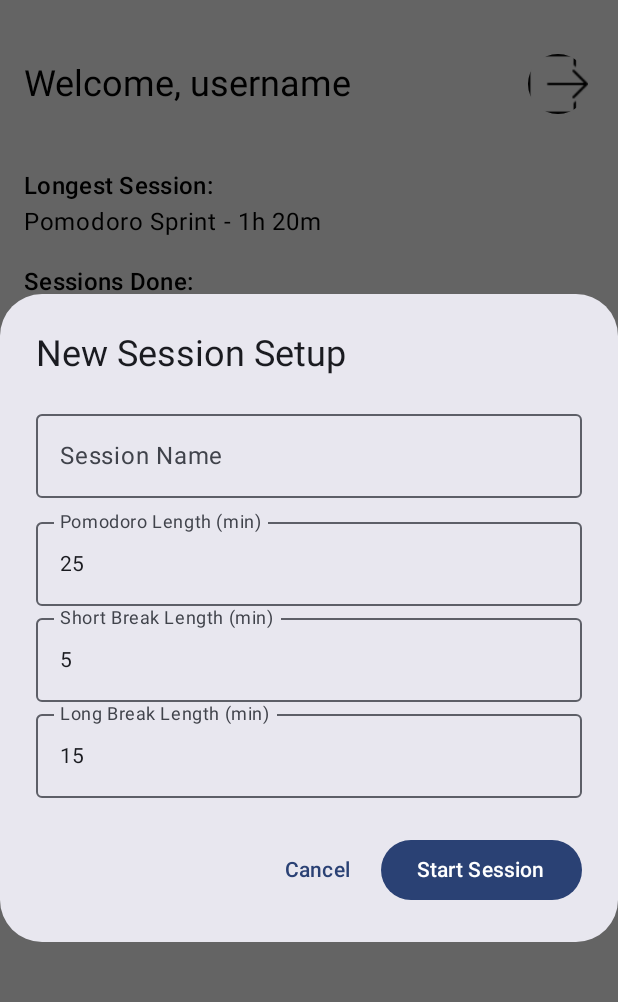
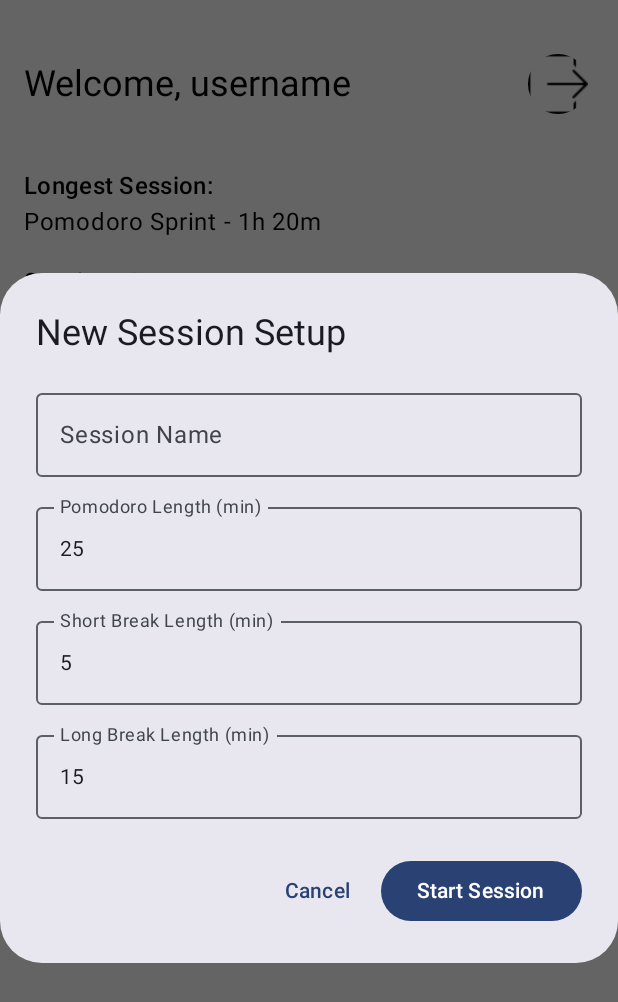
Before and after one commit to MackleeGit/PomodoroProject, an Android app built with Jetpack Compose: the DashboardScreen screen opened through its navigation route, after a tap on "Start New Session", on a phone screen of 412 x 824 dp. Shown: the top 1002 px of the screen. Run offline under Robolectric (Android 15) with nearby library versions, the phone set to English and light mode, and no system bars; our stand-ins replace Firebase (no records; nobody signed in at launch, a user with empty details on screens opened directly).

Commit message:
Improved SessionScreen.kt

```diff
--- a/app/src/main/java/com/example/pomodoroproject/models/Session.kt
+++ b/app/src/main/java/com/example/pomodoroproject/models/Session.kt
@@ -19,6 +19,7 @@ class Session {
     var timer: Int = 0
 
     var isPaused: Boolean = true
+    var isCountdown: Boolean = false
     var sessionActive: Boolean = false
 
     constructor()
--- a/app/src/main/java/com/example/pomodoroproject/screens/DashboardScreen.kt
+++ b/app/src/main/java/com/example/pomodoroproject/screens/DashboardScreen.kt
@@ -12,6 +12,8 @@ import androidx.compose.ui.platform.LocalContext
 import androidx.compose.ui.tooling.preview.Preview
 import androidx.compose.ui.res.painterResource
 import androidx.compose.ui.text.style.TextAlign
+import androidx.compose.ui.text.input.KeyboardType
+import androidx.compose.foundation.text.KeyboardOptions
 import androidx.compose.ui.unit.dp
 import androidx.navigation.NavHostController
 import androidx.navigation.compose.rememberNavController
@@ -27,6 +29,7 @@ fun DashboardScreen(navHostController: NavHostController) {
     val authRepository = AuthRepository(navHostController, context)
     var showLogoutDialog by remember { mutableStateOf(false) }
     var showSessionInitDialog by remember { mutableStateOf(false) }
+
 
     Column(modifier = Modifier.fillMaxSize()) {
         Spacer(modifier = Modifier.height(16.dp))
@@ -109,21 +112,83 @@ fun DashboardScreen(navHostController: NavHostController) {
             }
         }
 
+        var sessionName by remember { mutableStateOf("") }
+        var pomoTimeInput by remember { mutableStateOf("25") }
+        var shortBreakInput by remember { mutableStateOf("5") }
+        var longBreakInput by remember { mutableStateOf("15") }
+
         if (showSessionInitDialog) {
-            SessionInitDialog(
-                onDismiss = { showSessionInitDialog = false },
-                onStart = { sessionName, pomo, short, long ->
-                    val sessionId = System.currentTimeMillis().toString()
-                    var userId = 1
-                    //val userId = authRepository.getUserId()
+            AlertDialog(
+                onDismissRequest = { showSessionInitDialog = false },
+                confirmButton = {
+                    Button(
+                        onClick = {
+                            val pomo = pomoTimeInput.toIntOrNull() ?: 25
+                            val short = shortBreakInput.toIntOrNull() ?: 5
+                            val long = longBreakInput.toIntOrNull() ?: 15
+                            if (sessionName.isNotBlank()) {
+                                val sessionId = System.currentTimeMillis().toString()
+                                val userId = 1 // Replace with auth logic if needed
+                                navHostController.navigate(
+                                    "start_session/${sessionId}/${sessionName}/${userId}/${pomo}/${short}/${long}"
+                                )
+                                showSessionInitDialog = false
+                            }
+                        }
+                    ) {
+                        Text("Start Session")
+                    }
+                },
+                dismissButton = {
+                    TextButton(onClick = { showSessionInitDialog = false }) {
+                        Text("Cancel")
+                    }
+                },
+                title = { Text("New Session Setup") },
+                text = {
+                    Column {
+                        OutlinedTextField(
+                            value = sessionName,
+                            onValueChange = { sessionName = it },
+                            label = { Text("Session Name") },
+                            singleLine = true,
+                            modifier = Modifier.fillMaxWidth()
+                        )
 
+                        Spacer(modifier = Modifier.height(12.dp))
 
-                    navHostController.navigate(
-                        "start_session/${sessionId}/${sessionName}/${userId}/${pomo}/${short}/${long}"
-                    )
+                        OutlinedTextField(
+                            value = pomoTimeInput,
+                            onValueChange = { if (it.all(Char::isDigit)) pomoTimeInput = it },
+                            label = { Text("Pomodoro Length (min)") },
+                            keyboardOptions = KeyboardOptions.Default.copy(keyboardType = KeyboardType.Number),
+                            modifier = Modifier.fillMaxWidth()
+                        )
+
+                        Spacer(modifier = Modifier.height(12.dp))
+
+                        OutlinedTextField(
+                            value = shortBreakInput,
+                            onValueChange = { if (it.all(Char::isDigit)) shortBreakInput = it },
+                            label = { Text("Short Break Length (min)") },
+                            keyboardOptions = KeyboardOptions.Default.copy(keyboardType = KeyboardType.Number),
+                            modifier = Modifier.fillMaxWidth()
+                        )
+
+                        Spacer(modifier = Modifier.height(12.dp))
+
+                        OutlinedTextField(
+                            value = longBreakInput,
+                            onValueChange = { if (it.all(Char::isDigit)) longBreakInput = it },
+                            label = { Text("Long Break Length (min)") },
+                            keyboardOptions = KeyboardOptions.Default.copy(keyboardType = KeyboardType.Number),
+                            modifier = Modifier.fillMaxWidth()
+                        )
+                    }
                 }
             )
         }
+
 
 
 
@@ -183,64 +248,3 @@ fun DashboardScreenPreviewTest() {
         DashboardScreen(navHostController = rememberNavController())
     }
 }
-
-@Composable
-fun SessionInitDialog(
-    onDismiss: () -> Unit,
-    onStart: (String, Int, Int, Int) -> Unit
-) {
-    var sessionName by remember { mutableStateOf("") }
-    var pomoTime by remember { mutableStateOf(25) }
-    var shortBreak by remember { mutableStateOf(5) }
-    var longBreak by remember { mutableStateOf(15) }
-
-    AlertDialog(
-        onDismissRequest = onDismiss,
-        confirmButton = {
-            Button(
-                onClick = {
-                    if (sessionName.isNotBlank()) {
-                        onStart(sessionName, pomoTime, shortBreak, longBreak)
-                    }
-                }
-            ) {
-                Text("Start Session")
-            }
-        },
-        dismissButton = {
-            TextButton(onClick = onDismiss) {
-                Text("Cancel")
-            }
-        },
-        title = { Text("New Session Setup") },
-        text = {
-            Column {
-                OutlinedTextField(
-                    value = sessionName,
-                    onValueChange = { sessionName = it },
-                    label = { Text("Session Name") },
-                    modifier = Modifier.fillMaxWidth()
-                )
-                Spacer(modifier = Modifier.height(8.dp))
-                OutlinedTextField(
-                    value = pomoTime.toString(),
-                    onValueChange = { pomoTime = it.toIntOrNull() ?: 25 },
-                    label = { Text("Pomodoro Length (min)") },
-                    modifier = Modifier.fillMaxWidth()
-                )
-                OutlinedTextField(
-                    value = shortBreak.toString(),
-                    onValueChange = { shortBreak = it.toIntOrNull() ?: 5 },
-                    label = { Text("Short Break Length (min)") },
-                    modifier = Modifier.fillMaxWidth()
-                )
-                OutlinedTextField(
-                    value = longBreak.toString(),
-                    onValueChange = { longBreak = it.toIntOrNull() ?: 15 },
-                    label = { Text("Long Break Length (min)") },
-                    modifier = Modifier.fillMaxWidth()
-                )
-            }
-        }
-    )
-}
```
Also changed, not shown: app/src/main/java/com/example/pomodoroproject/screens/SessionScreen.kt (+128 -7 lines), app/src/main/java/com/example/pomodoroproject/viewmodels/SessionViewModel.kt (+71 -16 lines).
